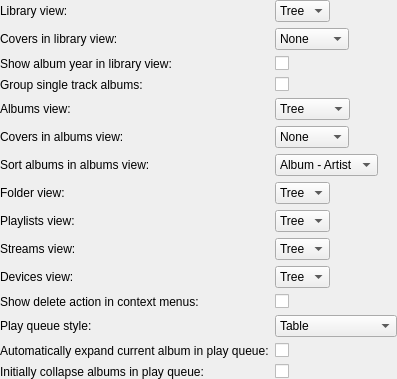
polpo/cantata-mac, file gui/interfacesettings.ui: the form before one commit.
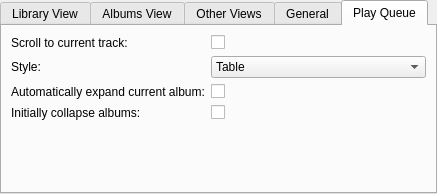
The form after the commit. The open tabs and pages were chosen to show the change.

Commit message: Re-organise interface settings

The edit to the form file:
```diff
--- a/gui/interfacesettings.ui
+++ b/gui/interfacesettings.ui
@@ -6,24 +6,31 @@
    <rect>
     <x>0</x>
     <y>0</y>
-    <width>377</width>
-    <height>376</height>
+    <width>437</width>
+    <height>194</height>
    </rect>
   </property>
   <property name="windowTitle">
    <string>Form</string>
   </property>
-  <layout class="QFormLayout" name="formLayout">
-   <property name="fieldGrowthPolicy">
-    <enum>QFormLayout::ExpandingFieldsGrow</enum>
-   </property>
+  <layout class="QVBoxLayout" name="verticalLayout">
    <property name="margin">
     <number>0</number>
    </property>
+   <item>
+    <widget class="QTabWidget" name="tabWidget">
+     <property name="currentIndex">
+      <number>0</number>
+     </property>
+     <widget class="QWidget" name="tab">
+      <attribute name="title">
+       <string>Library View</string>
+      </attribute>
+      <layout class="QFormLayout" name="formLayout">
    <item row="0" column="0">
     <widget class="QLabel" name="label">
      <property name="text">
-      <string>Library view:</string>
+          <string>Style:</string>
      </property>
      <property name="buddy">
       <cstring>libraryView</cstring>
@@ -47,7 +54,7 @@
    <item row="1" column="0">
     <widget class="QLabel" name="label_5b">
      <property name="text">
-      <string>Covers in library view:</string>
+          <string>Covers:</string>
      </property>
      <property name="buddy">
       <cstring>libraryCoverSize</cstring>
@@ -81,7 +88,7 @@
    <item row="2" column="0">
     <widget class="QLabel" name="label_6">
      <property name="text">
-      <string>Show album year in library view:</string>
+          <string>Show album year:</string>
      </property>
      <property name="buddy">
       <cstring>libraryYear</cstring>
@@ -95,34 +102,24 @@
      </property>
     </widget>
    </item>
-   <item row="3" column="0">
-    <widget class="QLabel" name="label_7">
-     <property name="text">
-      <string>Group single track albums:</string>
-     </property>
-     <property name="buddy">
-      <cstring>groupSingle</cstring>
-     </property>
-    </widget>
-   </item>
-   <item row="3" column="1">
-    <widget class="QCheckBox" name="groupSingle">
-     <property name="text">
-      <string/>
-     </property>
-    </widget>
-   </item>
-   <item row="4" column="0">
+      </layout>
+     </widget>
+     <widget class="QWidget" name="tab_2">
+      <attribute name="title">
+       <string>Albums View</string>
+      </attribute>
+      <layout class="QFormLayout" name="formLayout_2">
+       <item row="0" column="0">
     <widget class="QLabel" name="label_3a">
      <property name="text">
-      <string>Albums view:</string>
+          <string>Style:</string>
      </property>
      <property name="buddy">
       <cstring>albumsView</cstring>
      </property>
     </widget>
    </item>
-   <item row="4" column="1">
+       <item row="0" column="1">
     <widget class="QComboBox" name="albumsView">
      <item>
       <property name="text">
@@ -141,17 +138,17 @@
      </item>
     </widget>
    </item>
-   <item row="5" column="0">
+       <item row="1" column="0">
     <widget class="QLabel" name="label_5c">
      <property name="text">
-      <string>Covers in albums view:</string>
+          <string>Covers:</string>
      </property>
      <property name="buddy">
       <cstring>albumsCoverSize</cstring>
      </property>
     </widget>
    </item>
-   <item row="5" column="1">
+       <item row="1" column="1">
     <widget class="QComboBox" name="albumsCoverSize">
      <item>
       <property name="text">
@@ -175,17 +172,17 @@
      </item>
     </widget>
    </item>
-   <item row="6" column="0">
+       <item row="2" column="0">
     <widget class="QLabel" name="label_5x">
      <property name="text">
-      <string>Sort albums in albums view:</string>
+          <string>Sort albums:</string>
      </property>
      <property name="buddy">
       <cstring>albumsCoverSize</cstring>
      </property>
     </widget>
    </item>
-   <item row="6" column="1">
+       <item row="2" column="1">
     <widget class="QComboBox" name="albumFirst">
      <item>
       <property name="text">
@@ -199,17 +196,24 @@
      </item>
     </widget>
    </item>
-   <item row="7" column="0">
+      </layout>
+     </widget>
+     <widget class="QWidget" name="tab_3">
+      <attribute name="title">
+       <string>Other Views</string>
+      </attribute>
+      <layout class="QFormLayout" name="formLayout_3">
+       <item row="0" column="0">
     <widget class="QLabel" name="label_2">
      <property name="text">
-      <string>Folder view:</string>
+          <string>Folder view style:</string>
      </property>
      <property name="buddy">
       <cstring>folderView</cstring>
      </property>
     </widget>
    </item>
-   <item row="7" column="1">
+       <item row="0" column="1">
     <widget class="QComboBox" name="folderView">
      <item>
       <property name="text">
@@ -223,17 +227,17 @@
      </item>
     </widget>
    </item>
-   <item row="8" column="0">
+       <item row="1" column="0">
     <widget class="QLabel" name="label_3">
      <property name="text">
-      <string>Playlists view:</string>
+          <string>Playlists view style:</string>
      </property>
      <property name="buddy">
       <cstring>playlistsView</cstring>
      </property>
     </widget>
    </item>
-   <item row="8" column="1">
+       <item row="1" column="1">
     <widget class="QComboBox" name="playlistsView">
      <item>
       <property name="text">
@@ -247,17 +251,17 @@
      </item>
     </widget>
    </item>
-   <item row="9" column="0">
+       <item row="2" column="0">
     <widget class="QLabel" name="label_x">
      <property name="text">
-      <string>Streams view:</string>
+          <string>Streams view style:</string>
      </property>
      <property name="buddy">
       <cstring>streamsView</cstring>
      </property>
     </widget>
    </item>
-   <item row="9" column="1">
+       <item row="2" column="1">
     <widget class="QComboBox" name="streamsView">
      <item>
       <property name="text">
@@ -271,17 +275,17 @@
      </item>
     </widget>
    </item>
-   <item row="10" column="0">
+       <item row="3" column="0">
     <widget class="QLabel" name="devicesViewLabel">
      <property name="text">
-      <string>Devices view:</string>
+          <string>Devices view style:</string>
      </property>
      <property name="buddy">
       <cstring>devicesView</cstring>
      </property>
     </widget>
    </item>
-   <item row="10" column="1">
+       <item row="3" column="1">
     <widget class="QComboBox" name="devicesView">
      <item>
       <property name="text">
@@ -295,7 +299,31 @@
      </item>
     </widget>
    </item>
-   <item row="11" column="0">
+      </layout>
+     </widget>
+     <widget class="QWidget" name="tab_4">
+      <attribute name="title">
+       <string>General</string>
+      </attribute>
+      <layout class="QFormLayout" name="formLayout_4">
+       <item row="0" column="0">
+        <widget class="QLabel" name="label_7">
+         <property name="text">
+          <string>Group single track albums:</string>
+         </property>
+         <property name="buddy">
+          <cstring>groupSingle</cstring>
+         </property>
+        </widget>
+       </item>
+       <item row="0" column="1">
+        <widget class="QCheckBox" name="groupSingle">
+         <property name="text">
+          <string/>
+         </property>
+        </widget>
+       </item>
+       <item row="1" column="0">
     <widget class="QLabel" name="showDeleteActionLabel">
      <property name="text">
       <string>Show delete action in context menus:</string>
@@ -305,24 +333,44 @@
      </property>
     </widget>
    </item>
-   <item row="11" column="1">
+       <item row="1" column="1">
     <widget class="QCheckBox" name="showDeleteAction">
      <property name="text">
       <string/>
      </property>
     </widget>
    </item>
-   <item row="12" column="0">
+      </layout>
+     </widget>
+     <widget class="QWidget" name="tab_5">
+      <attribute name="title">
+       <string>Play Queue</string>
+      </attribute>
+      <layout class="QFormLayout" name="formLayout_5">
+       <item row="0" column="0">
+        <widget class="QLabel" name="playQueueScrollLabel">
+         <property name="text">
+          <string>Scroll to current track:</string>
+         </property>
+         <property name="buddy">
+          <cstring>playQueueScroll</cstring>
+         </property>
+        </widget>
+       </item>
+       <item row="0" column="1">
+        <widget class="QCheckBox" name="playQueueScroll"/>
+       </item>
+       <item row="1" column="0">
     <widget class="QLabel" name="playQueueGroupedLabel">
      <property name="text">
-      <string>Play queue style:</string>
+          <string>Style:</string>
      </property>
      <property name="buddy">
       <cstring>playQueueGrouped</cstring>
      </property>
     </widget>
    </item>
-   <item row="12" column="1">
+       <item row="1" column="1">
     <widget class="QComboBox" name="playQueueGrouped">
      <item>
       <property name="text">
@@ -336,40 +384,44 @@
      </item>
     </widget>
    </item>
-   <item row="13" column="1">
-    <widget class="QCheckBox" name="playQueueAutoExpand">
-     <property name="text">
-      <string/>
-     </property>
-    </widget>
-   </item>
-   <item row="13" column="0">
+       <item row="2" column="0">
     <widget class="QLabel" name="playQueueAutoExpandLabel">
      <property name="text">
-      <string>Automatically expand current album in play queue:</string>
+          <string>Automatically expand current album:</string>
      </property>
      <property name="buddy">
       <cstring>playQueueAutoExpand</cstring>
      </property>
     </widget>
    </item>
-   <item row="14" column="1">
-    <widget class="QCheckBox" name="playQueueStartClosed">
+       <item row="2" column="1">
+        <widget class="QCheckBox" name="playQueueAutoExpand">
      <property name="text">
       <string/>
      </property>
     </widget>
    </item>
-   <item row="14" column="0">
+       <item row="3" column="0">
     <widget class="QLabel" name="playQueueStartClosedLabel">
      <property name="text">
-      <string>Initially collapse albums in play queue:</string>
+          <string>Initially collapse albums:</string>
      </property>
      <property name="buddy">
       <cstring>playQueueStartClosed</cstring>
      </property>
     </widget>
    </item>
+       <item row="3" column="1">
+        <widget class="QCheckBox" name="playQueueStartClosed">
+         <property name="text">
+          <string/>
+         </property>
+        </widget>
+       </item>
+      </layout>
+     </widget>
+    </widget>
+   </item>
   </layout>
  </widget>
  <tabstops>
```
Left out of the diff: 4 changed lines with no effect on the pictures. Lines whose indentation alone changed are shown as unchanged. The commit also changes 6 other files.
